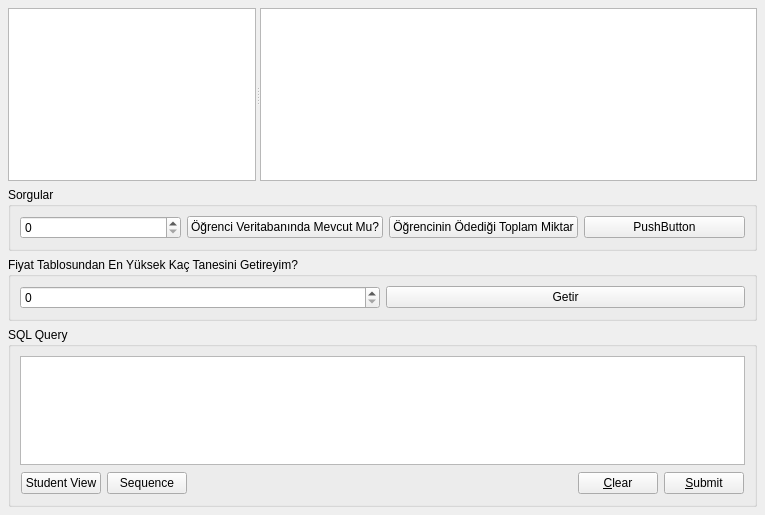
Before: the Qt Designer form 02-Laboratory/Project/DivingSchool/browserwidget.ui in ondergormez/BLM3041_Database_Management, drawn with Qt 5.
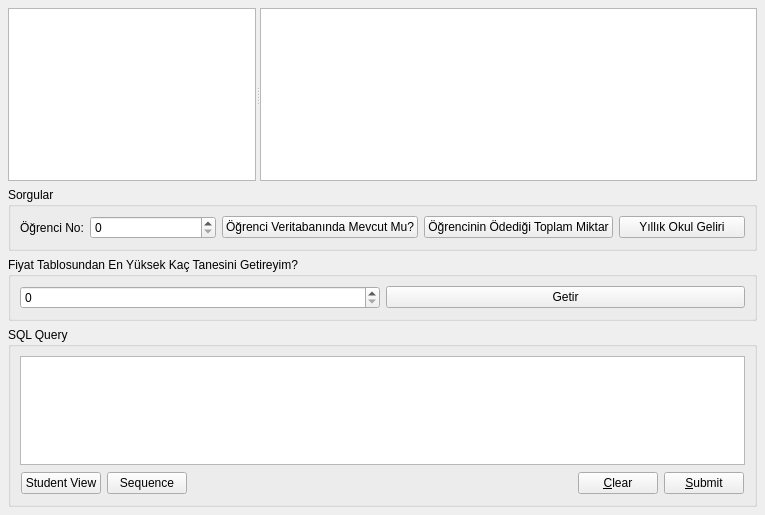
After: the same form once the commit is applied. Custom widgets are drawn as their Qt base class.

Commit message: Add get annual revenue query

```diff
--- a/02-Laboratory/Project/DivingSchool/browserwidget.ui
+++ b/02-Laboratory/Project/DivingSchool/browserwidget.ui
@@ -61,6 +61,19 @@
       <string>Sorgular</string>
      </property>
      <layout class="QHBoxLayout" name="horizontalLayout_2">
+      <item>
+       <widget class="QLabel" name="label">
+        <property name="sizePolicy">
+         <sizepolicy hsizetype="Fixed" vsizetype="Preferred">
+          <horstretch>0</horstretch>
+          <verstretch>0</verstretch>
+         </sizepolicy>
+        </property>
+        <property name="text">
+         <string>Öğrenci No:</string>
+        </property>
+       </widget>
+      </item>
       <item>
        <widget class="QSpinBox" name="spinBoxStudentID">
         <property name="maximum">
@@ -85,7 +98,7 @@
       <item>
        <widget class="QPushButton" name="pushButton">
         <property name="text">
-         <string>PushButton</string>
+         <string>Yıllık Okul Geliri</string>
         </property>
        </widget>
       </item>
```
Left out of the diff: 2 changed lines with no effect on the pictures. The commit also changes 2 other files.
